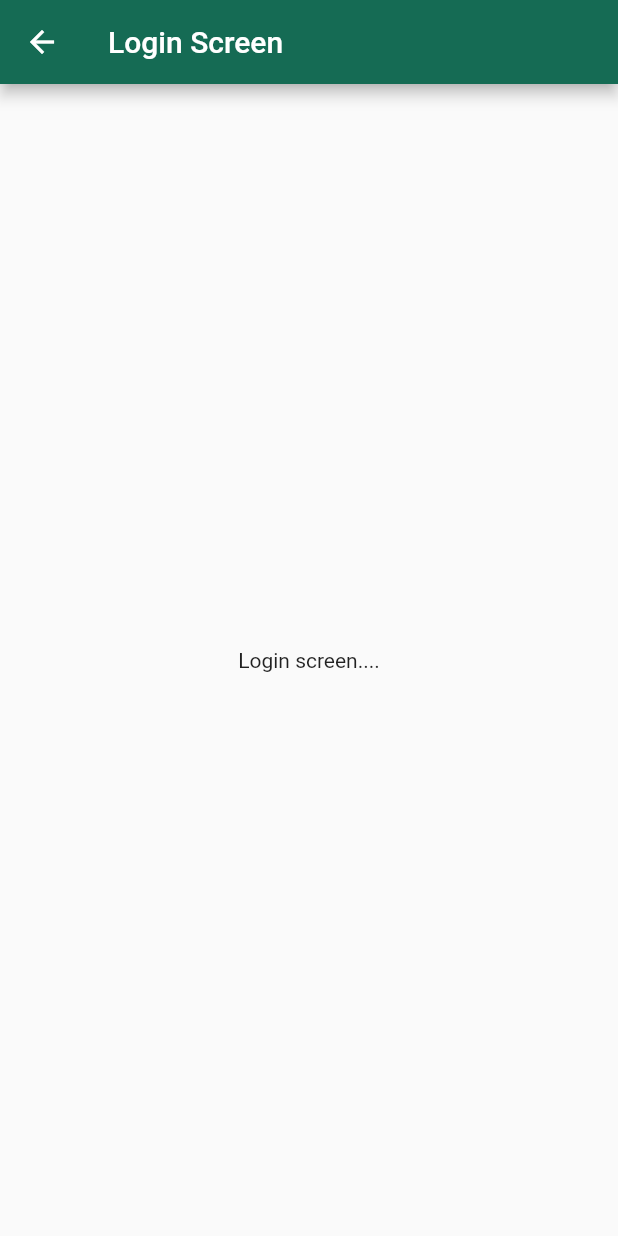
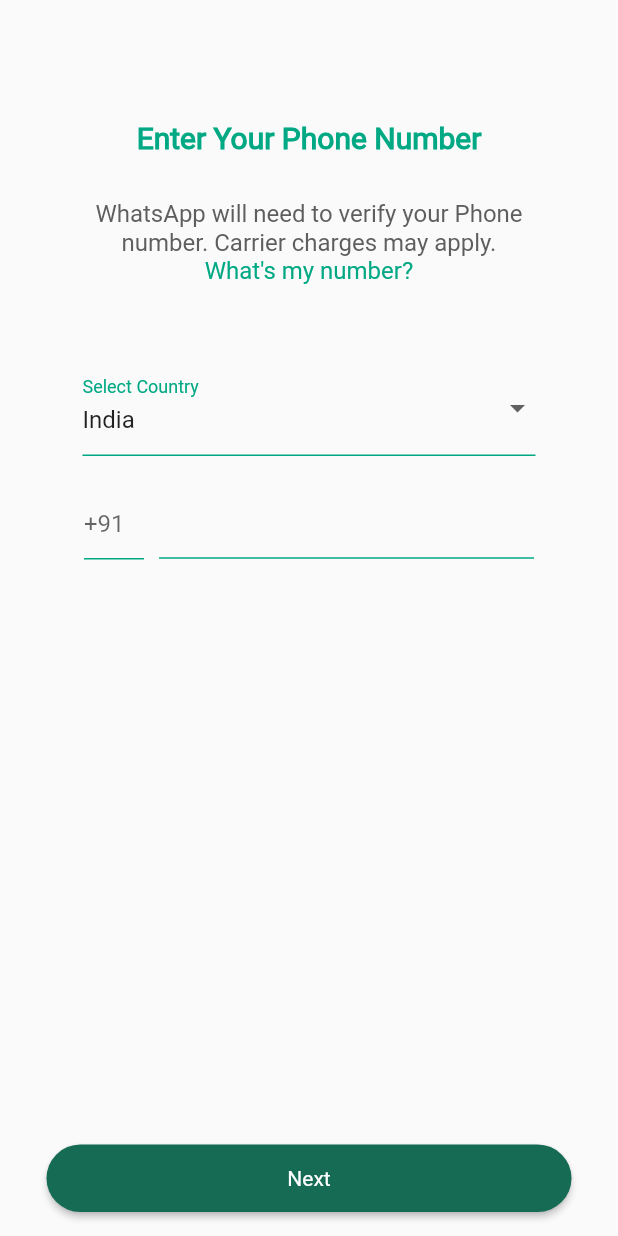
Before and after one commit to smith2311/Whatsapp-UI-Flutter, a Flutter app: the screen it shows after launch, after a tap on "Agree & Continue", on a phone screen of 412 x 824 dp. Run offline on Flutter 3.47's test engine with Material 3 defaults, Android fonts, the phone set to English and light mode, and no system bars.

Commit message:
Completed loginscreen.dart

```diff
--- a/lib/Screens/Login/loginscreen.dart
+++ b/lib/Screens/Login/loginscreen.dart
@@ -1,16 +1,129 @@
-import 'package:flutter/cupertino.dart';
 import 'package:flutter/material.dart';
+import 'package:whatsapp/Widgets/uihelper.dart';
 
-class LoginScreen extends StatelessWidget {
+class LoginScreen extends StatefulWidget {
+  @override
+  State<LoginScreen> createState() => _LoginScreenState();
+}
+
+class _LoginScreenState extends State<LoginScreen> {
+  TextEditingController phoneController = TextEditingController();
+  String selectedCountry = "India"; // Initial selected value
+  List<String> countries = [
+    "India", // Added India to the list
+    "Australia", // Fixed spelling
+    "Germany",
+    "Canada",
+    "Russia",
+    "Japan",
+    "Italy",
+  ];
+
   @override
   Widget build(BuildContext context) {
     return Scaffold(
-      appBar: AppBar(
-        title: Text("Login Screen"),
+      body: Column(
+        children: [
+          SizedBox(height: 80),
+          Center(
+            child: UIHelper.CustomText(
+                text: "Enter Your Phone Number",
+                height: 20,
+                color: Color(0XFF00A884),
+                fontweight: FontWeight.bold),
+          ),
+          SizedBox(height: 30),
+          UIHelper.CustomText(
+            text: "WhatsApp will need to verify your Phone",
+            height: 16,
+          ),
+          UIHelper.CustomText(
+            text: "number. Carrier charges may apply.",
+            height: 16,
+          ),
+          UIHelper.CustomText(
+            text: "What's my number?",
+            height: 16,
+            color: Color(0XFF00A884),
+          ),
+          SizedBox(height: 50),
+          Padding(
+            padding:
+                const EdgeInsets.symmetric(horizontal: 55), // Balanced padding
+            child: DropdownButtonFormField<String>(
+              items: countries.map((String country) {
+                return DropdownMenuItem<String>(
+                  child: Text(country),
+                  value: country,
+                );
+              }).toList(),
+              onChanged: (String? newvalue) {
+                // Specify String? type for newvalue
+                setState(() {
+                  if (newvalue != null) {
+                    selectedCountry = newvalue;
+                  }
+                });
+              },
+              value: selectedCountry,
+              decoration: InputDecoration(
+                enabledBorder: UnderlineInputBorder(
+                  borderSide: BorderSide(color: Color(0XFF00A884)),
+                ),
+                focusedBorder: UnderlineInputBorder(
+                  borderSide: BorderSide(color: Color(0XFF00A884)),
+                ),
+                labelText: "Select Country",
+                labelStyle: TextStyle(color: Color(0XFF00A884)),
+              ),
+            ),
+          ),
+          SizedBox(height: 20),
+          Row(
+            mainAxisAlignment: MainAxisAlignment.center,
+            crossAxisAlignment: CrossAxisAlignment.center, // Align vertically
+            children: [
+              SizedBox(
+                width: 40,
+                child: Padding(
+                  padding:
+                      const EdgeInsets.only(top: 1), // Adjust padding as needed
+                  child: TextField(
+                    keyboardType: TextInputType.number,
+                    decoration: InputDecoration(
+                      hintText: "+91",
+                      border: UnderlineInputBorder(
+                        borderSide: BorderSide(color: Color(0XFF00A884)),
+                      ),
+                      focusedBorder: UnderlineInputBorder(
+                        borderSide: BorderSide(color: Color(0XFF00A884)),
+                      ),
+                      enabledBorder: UnderlineInputBorder(
+                        borderSide: BorderSide(color: Color(0XFF00A884)),
+                      ),
+                    ),
+                  ),
+                ),
+              ),
+              SizedBox(width: 10),
+              SizedBox(
+                width: 250,
+                child: TextField(
+                  controller: phoneController,
+                  decoration: InputDecoration(
+                    enabledBorder: UnderlineInputBorder(
+                      borderSide: BorderSide(color: Color(0XFF00A884)),
+                    ),
+                  ),
+                ),
+              ),
+            ],
+          ),
+        ],
       ),
-      body: Center(
-        child: Text("Login screen...."),
-      ),
+      floatingActionButton:
+          UIHelper.CustomButton(callback: () {}, buttonName: "Next"),
+      floatingActionButtonLocation: FloatingActionButtonLocation.centerFloat,
     );
   }
 }
--- a/lib/main.dart
+++ b/lib/main.dart
@@ -2,13 +2,11 @@ import 'package:flutter/material.dart';
 import 'package:whatsapp/Screens/SplashScreen/splashscreen.dart';
 
 void main() {
-
   runApp(const MyApp());
 }
 
 class MyApp extends StatelessWidget {
   const MyApp({super.key});
-
 
   @override
   Widget build(BuildContext context) {
@@ -16,10 +14,9 @@ class MyApp extends StatelessWidget {
       debugShowCheckedModeBanner: false,
       title: 'WhatsApp',
       theme: ThemeData(
-
-        colorScheme: ColorScheme.fromSeed(seedColor: Color(0XFF00A884)),
-        useMaterial3: false,
-      ),
+          colorScheme: ColorScheme.fromSeed(seedColor: Color(0XFF00A884)),
+          useMaterial3: false,
+          fontFamily: "Regular"),
       home: SplashScreen(),
     );
   }
```
